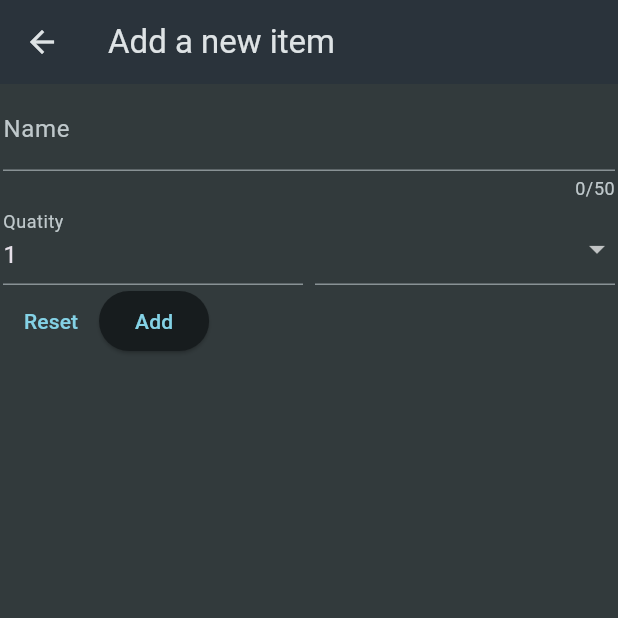
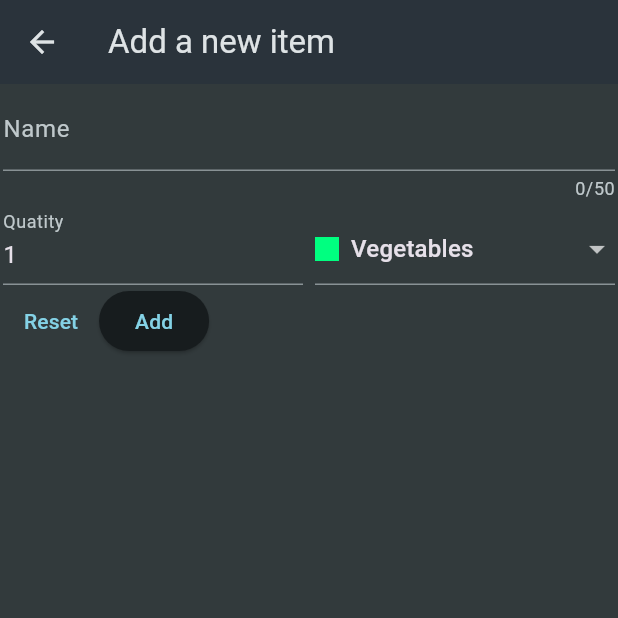
Before and after one commit to orbitronhd/shopping, a Flutter app: the screen it shows after launch, after a tap on the "add" icon, on a phone screen of 412 x 824 dp, the top half of it. Run offline on Flutter 3.47's test engine with Material 3 defaults, Android fonts, the phone set to English and light mode, and no system bars; our stand-ins replace material_ui.

Commit message:
feat: Build saving and content handling

```diff
--- a/lib/widgets/grocery_list.dart
+++ b/lib/widgets/grocery_list.dart
@@ -1,6 +1,5 @@
 import 'package:material_ui/material_ui.dart';
-
-import 'package:shopping/data/dummy_items.dart';
+import 'package:shopping/models/grocery_item.dart';
 import 'package:shopping/widgets/new_item.dart';
 
 class GroceryList extends StatefulWidget {
@@ -11,33 +10,55 @@ class GroceryList extends StatefulWidget {
 }
 
 class _GroceryListState extends State<GroceryList> {
-  void _addItem() {
-    Navigator.of(context).push(MaterialPageRoute(builder: (ctx) => NewItem()));
+  final List<GroceryItem> _groceryItems = [];
+
+  void _addItem() async {
+    final newItem = await Navigator.of(context)
+        .push<GroceryItem>(MaterialPageRoute(builder: (ctx) => NewItem()));
+    if (newItem == null) {return;}
+
+    setState(() {
+      _groceryItems.add(newItem);
+    });
+  }
+
+  void _removeItem(GroceryItem item) {
+    setState(() {
+      _groceryItems.remove(item);
+    });
   }
 
   @override
   Widget build(BuildContext context) {
+    Widget content = Center(child: Text('No items added'),);
+
+    if (_groceryItems.isNotEmpty) {
+      content = ListView.builder(
+        itemCount: _groceryItems.length,
+        itemBuilder: (ctx, index) => Dismissible(
+          onDismissed: (direction) {
+            _removeItem(_groceryItems[index]);
+          },
+          key: ValueKey(_groceryItems[index].id),
+          child: ListTile(
+            title: Text(_groceryItems[index].name),
+            leading: Container(
+              width: 24,
+              height: 24,
+              color: _groceryItems[index].category.color,
+            ),
+            trailing: Text(_groceryItems[index].quantity.toString()),
+          ),
+        ),
+      );
+    }
+
     return Scaffold(
       appBar: AppBar(
         title: const Text('Your Groceries'),
-        actions: [
-          IconButton(onPressed: _addItem, icon: const Icon(Icons.add))
-        ],
+        actions: [IconButton(onPressed: _addItem, icon: const Icon(Icons.add))],
       ),
-      body: ListView.builder(
-        itemCount: groceryItems.length,
-        itemBuilder: (ctx, index) => ListTile(
-          title: Text(groceryItems[index].name),
-          leading: Container(
-            width: 24,
-            height: 24,
-            color: groceryItems[index].category.color,
-          ),
-          trailing: Text(
-            groceryItems[index].quantity.toString(),
-          ),
-        ),
-      ),
+      body: content,
     );
   }
 }
--- a/lib/widgets/new_item.dart
+++ b/lib/widgets/new_item.dart
@@ -1,5 +1,7 @@
 import 'package:material_ui/material_ui.dart';
 import 'package:shopping/data/categories.dart';
+import 'package:shopping/models/category.dart';
+import 'package:shopping/models/grocery_item.dart';
 
 class NewItem extends StatefulWidget {
   const NewItem({super.key});
@@ -12,9 +14,16 @@ class NewItem extends StatefulWidget {
 
 class _NewItemState extends State<NewItem> {
   final _formKey = GlobalKey<FormState>();
+  var _enteredName = '';
+  var _enteredQuantity = 1;
+  var _selectedCategory = categories[Categories.vegetables!];
+
 
   void _saveItem() {
-    _formKey.currentState!.validate();
+    if (_formKey.currentState!.validate()) {
+      _formKey.currentState!.save();
+      Navigator.of(context).pop(GroceryItem(id: DateTime.now().toString(), name: _enteredName, quantity: _enteredQuantity, category: _selectedCategory!,));
+    }
   }
 
   void _resetItem() {
@@ -43,6 +52,9 @@ class _NewItemState extends State<NewItem> {
                   }
                   return null;
                 },
+                onSaved: (value) {
+                  _enteredName = value!;
+                },
               ),
               Row(
                 crossAxisAlignment: CrossAxisAlignment.end,
@@ -51,7 +63,7 @@ class _NewItemState extends State<NewItem> {
                     child: TextFormField(
                       decoration: const InputDecoration(label: Text('Quatity')),
                       keyboardType: TextInputType.number,
-                      initialValue: '1',
+                      initialValue: _enteredQuantity.toString(),
                       validator: (value) {
                         if (value == null ||
                             int.tryParse(value) == null ||
@@ -60,11 +72,15 @@ class _NewItemState extends State<NewItem> {
                         }
                         return null;
                       },
+                      onSaved: (value) {
+                        _enteredQuantity = int.parse(value!);
+                      },
                     ),
                   ),
                   const SizedBox(width: 8),
                   Expanded(
                     child: DropdownButtonFormField(
+                      value: _selectedCategory,
                       items: [
                         for (final category in categories.entries)
                           DropdownMenuItem(
@@ -82,7 +98,9 @@ class _NewItemState extends State<NewItem> {
                             ),
                           ),
                       ],
-                      onChanged: (value) {},
+                      onChanged: (value) {
+                        _selectedCategory = value!;
+                      },
                     ),
                   ),
                 ],
@@ -90,7 +108,10 @@ class _NewItemState extends State<NewItem> {
               Row(
                 children: [
                   TextButton(onPressed: _resetItem, child: const Text('Reset')),
-                  ElevatedButton(onPressed: _saveItem, child: const Text("Add")),
+                  ElevatedButton(
+                    onPressed: _saveItem,
+                    child: const Text("Add"),
+                  ),
                 ],
               ),
             ],
```
